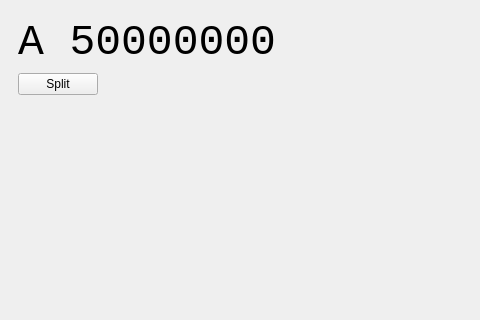
This is mainwindow.ui in eloranta/HamVibe as Qt 5 draws it before an edit; both pictures show x 0 to 480 and y 0 to 320 of the 800 by 600 pixel window. The edited form follows.
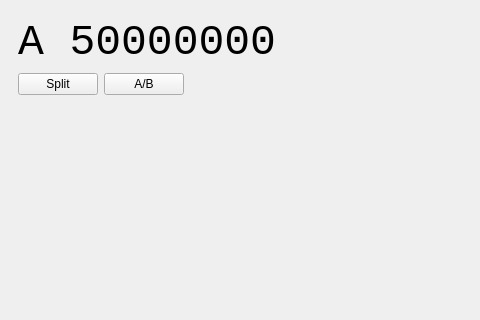
This is the edited form. Custom widgets are drawn as their Qt base class.

Commit message: fix a/b button

```diff
--- a/mainwindow.ui
+++ b/mainwindow.ui
@@ -80,6 +80,13 @@
            </property>
           </widget>
          </item>
+         <item>
+          <widget class="QPushButton" name="swapButton">
+           <property name="text">
+            <string>A/B</string>
+           </property>
+          </widget>
+         </item>
          <item>
           <spacer name="horizontalSpacer_2">
            <property name="orientation">
```
The commit also changes 2 other files.
